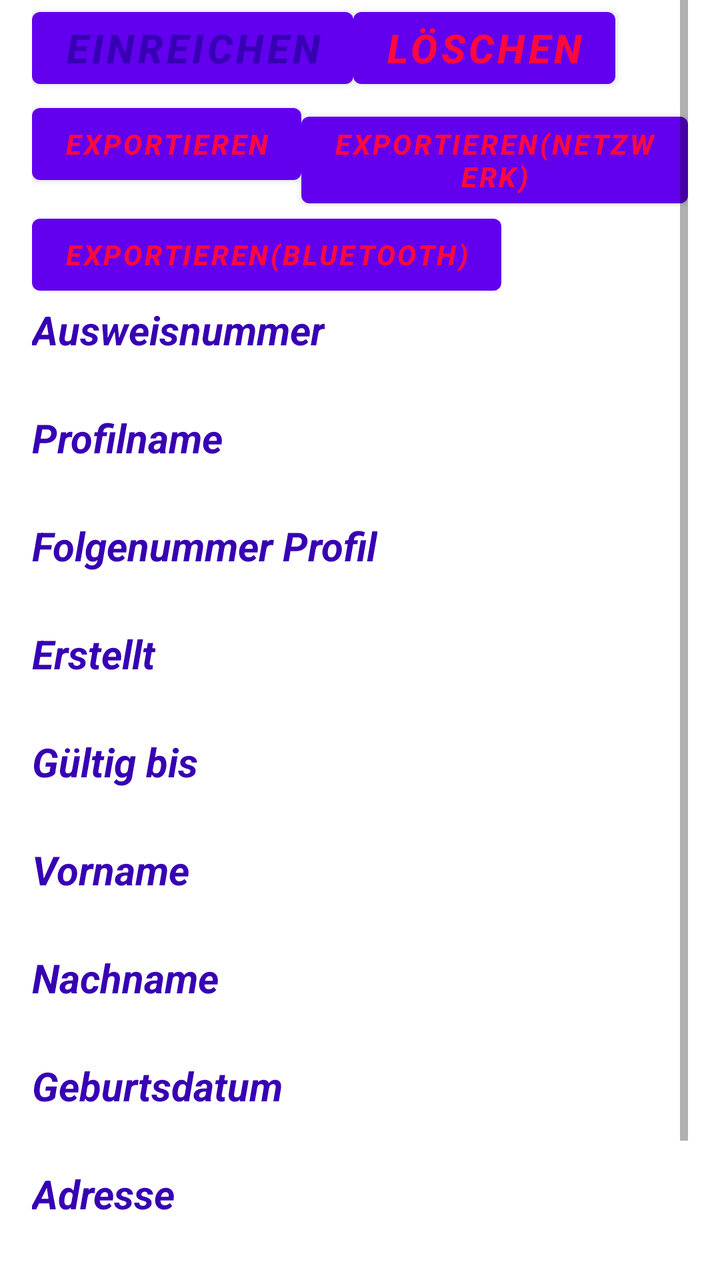
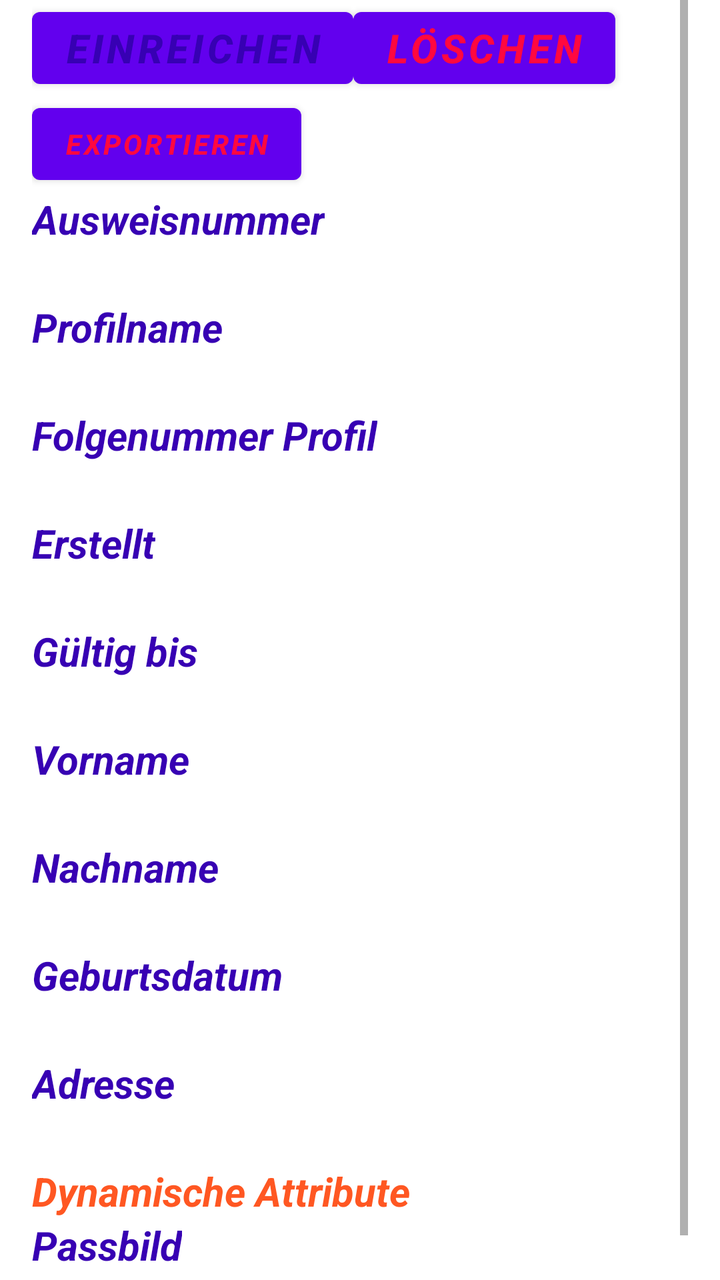

The first picture is an Android layout as it rendered before a commit; the second is the same layout after the commit. The layout source and the unified diff follow.
<!-- AndroidManifest.xml: application theme Theme.PommesfanIdentAndroid -->
<!-- res/layout/activity_personal_iddetails_view.xml -->
<?xml version="1.0" encoding="utf-8"?>
<ScrollView
        xmlns:android="http://schemas.android.com/apk/res/android"
        xmlns:tools="http://schemas.android.com/tools"
        android:id="@+id/personalIDdetailView"
        android:layout_width="match_parent"
        android:layout_height="match_parent"
        android:paddingLeft="16dp"
        android:paddingRight="16dp"
        android:orientation="vertical"
        tools:context=".PersonalIDdetailView">

    <LinearLayout android:layout_width="match_parent"
                  android:layout_height="wrap_content"
                  android:orientation="vertical">
        <LinearLayout
                android:layout_width="match_parent"
                android:layout_height="match_parent"
                android:id="@+id/personal_id_attributes"
                android:orientation="vertical">
            <LinearLayout
                    android:id="@+id/layoutHandInDelete"
                    android:layout_width="match_parent"
                    android:layout_height="match_parent"
                    android:orientation="horizontal">
                <Button
                        android:textSize="20sp"
                        android:layout_width="wrap_content"
                        android:layout_height="wrap_content"
                        android:textColor="@color/purple_700"
                        android:textStyle="bold|italic"
                        android:text="@string/einreichen"
                        android:id="@+id/btnHandIn"/>
                <Button
                        android:textSize="20sp"
                        android:layout_width="wrap_content"
                        android:layout_height="wrap_content"
                        android:textColor="#FF0840"
                        android:textStyle="bold|italic"
                        android:text="@string/l_schen"
                        android:id="@+id/btnDelete"/>
            </LinearLayout>
            <LinearLayout
                    android:id="@+id/layoutExport"
                    android:layout_width="match_parent"
                    android:layout_height="match_parent"
                    android:orientation="horizontal">
                <Button
                        android:textSize="14sp"
                        android:layout_width="wrap_content"
                        android:layout_height="wrap_content"
                        android:textColor="#FF0840"
                        android:textStyle="bold|italic"
                        android:text="@string/exportieren"
                        android:id="@+id/btnExportID"/>
                <Button
                        android:textSize="14sp"
                        android:layout_width="wrap_content"
                        android:layout_height="wrap_content"
                        android:textColor="#FF0840"
                        android:textStyle="bold|italic"
                        android:text="Exportieren(Netzwerk)"
                        android:id="@+id/btnExportIDoverNetwork"/>
            </LinearLayout>
            <Button
                    android:textSize="14sp"
                    android:layout_width="wrap_content"
                    android:layout_height="wrap_content"
                    android:textColor="#FF0840"
                    android:textStyle="bold|italic"
                    android:text="Exportieren(Bluetooth)"
                    android:id="@+id/btnExportIDoverBluetooth"/>
            <TextView
                    android:textSize="20sp"
                    android:layout_width="wrap_content"
                    android:layout_height="wrap_content"
                    android:textColor="@color/purple_700"
                    android:textStyle="bold|italic"
                    android:text="@string/ausweisnummer" />
            <TextView
                    android:textSize="20sp"
                    android:layout_width="wrap_content"
                    android:layout_height="wrap_content"
                    android:id="@+id/fieldIDnumber"/>
            <TextView
                    android:textSize="20sp"
                    android:layout_width="wrap_content"
                    android:layout_height="wrap_content"
                    android:textColor="@color/purple_700"
                    android:textStyle="bold|italic"
                    android:text="@string/profilname" />
            <TextView
                    android:textSize="20sp"
                    android:layout_width="wrap_content"
                    android:layout_height="wrap_content"
                    android:id="@+id/fieldprofileName"/>
            <TextView
                    android:textSize="20sp"
                    android:layout_width="wrap_content"
                    android:layout_height="wrap_content"
                    android:textColor="@color/purple_700"
                    android:textStyle="bold|italic"
                    android:text="@string/folgenummer_profil" />
            <TextView
                    android:textSize="20sp"
                    android:layout_width="wrap_content"
                    android:layout_height="wrap_content"
                    android:id="@+id/profile_sequence_number"/>
            <TextView
                    android:textSize="20sp"
                    android:layout_width="wrap_content"
                    android:layout_height="wrap_content"
                    android:textColor="@color/purple_700"
                    android:textStyle="bold|italic"
                    android:text="@string/erstellt" />
            <TextView
                    android:textSize="20sp"
                    android:layout_width="wrap_content"
                    android:layout_height="wrap_content"
                    android:id="@+id/created"/>
            <TextView
                    android:textSize="20sp"
                    android:layout_width="wrap_content"
                    android:layout_height="wrap_content"
                    android:textColor="@color/purple_700"
                    android:textStyle="bold|italic"
                    android:text="@string/g_ltig_bis" />
            <TextView
                    android:textSize="20sp"
                    android:layout_width="wrap_content"
                    android:layout_height="wrap_content"
                    android:id="@+id/valid_until"/>
            <TextView
                    android:textSize="20sp"
                    android:layout_width="wrap_content"
                    android:layout_height="wrap_content"
                    android:textColor="@color/purple_700"
                    android:textStyle="bold|italic"
                    android:text="@string/vorname" />
            <TextView
                    android:textSize="20sp"
                    android:layout_width="wrap_content"
                    android:layout_height="wrap_content"
                    android:id="@+id/fieldName"/>
            <TextView
                    android:textSize="20sp"
                    android:layout_width="wrap_content"
                    android:layout_height="wrap_content"
                    android:textColor="@color/purple_700"
                    android:textStyle="bold|italic"
                    android:text="@string/nachname" />
            <TextView
                    android:textSize="20sp"
                    android:layout_width="wrap_content"
                    android:layout_height="wrap_content"
                    android:id="@+id/fieldSurname"/>
            <TextView
                    android:textSize="20sp"
                    android:layout_width="wrap_content"
                    android:layout_height="wrap_content"
                    android:textColor="@color/purple_700"
                    android:textStyle="bold|italic"
                    android:text="@string/geburtsdatum" />
            <TextView
                    android:textSize="20sp"
                    android:layout_width="wrap_content"
                    android:layout_height="wrap_content"
                    android:id="@+id/fieldBirthdate"/>
            <TextView
                    android:textSize="20sp"
                    android:layout_width="wrap_content"
                    android:layout_height="wrap_content"
                    android:textColor="@color/purple_700"
                    android:textStyle="bold|italic"
                    android:text="@string/adresse" />
            <TextView
                    android:textSize="20sp"
                    android:layout_width="wrap_content"
                    android:layout_height="wrap_content"
                    android:id="@+id/fieldAdress"/>
            <TextView
                    android:textSize="20sp"
                    android:layout_width="wrap_content"
                    android:layout_height="wrap_content"
                    android:textColor="#FF5722"
                    android:textStyle="bold|italic"
                    android:text="@string/dynamische_attribute"/>

        </LinearLayout>
        <TextView
                android:textSize="20sp"
                android:layout_width="wrap_content"
                android:layout_height="wrap_content"
                android:textColor="@color/purple_700"
                android:textStyle="bold|italic"
                android:text="@string/passbild" />

        <ImageView
                android:layout_width="match_parent"
                android:layout_height="match_parent"
                android:contentDescription=""
                android:id="@+id/viewPersonalImage"/>

        <TextView
                android:textSize="20sp"
                android:layout_width="wrap_content"
                android:layout_height="wrap_content"
                android:textColor="@color/purple_700"
                android:textStyle="bold|italic"
                android:text="@string/h_ndische_unterschrift"/>

        <ImageView
                android:layout_width="match_parent"
                android:layout_height="match_parent"
                android:contentDescription=""
                android:id="@+id/viewHandSignature"/>
    </LinearLayout>
</ScrollView>
<!-- resources referenced by this layout -->
<resources>
  <color name="purple_700">#FF3700B3</color>
  <string name="adresse">Adresse</string>
  <string name="ausweisnummer">Ausweisnummer</string>
  <string name="dynamische_attribute">Dynamische Attribute</string>
  <string name="einreichen">Einreichen</string>
  <string name="erstellt">Erstellt</string>
  <string name="exportieren">Exportieren</string>
  <string name="folgenummer_profil">Folgenummer Profil</string>
  <string name="g_ltig_bis">Gültig bis</string>
  <string name="geburtsdatum">Geburtsdatum</string>
  <string name="h_ndische_unterschrift">Händische Unterschrift</string>
  <string name="l_schen">Löschen</string>
  <string name="nachname">Nachname</string>
  <string name="passbild">Passbild</string>
  <string name="profilname">Profilname</string>
  <string name="vorname">Vorname</string>
  <style name="Theme.PommesfanIdentAndroid" parent="Theme.MaterialComponents.DayNight.NoActionBar">
          
          <item name="colorPrimary">@color/purple_500</item>
          <item name="colorPrimaryVariant">@color/purple_700</item>
          <item name="colorOnPrimary">@color/white</item>
          
          <item name="colorSecondary">@color/teal_200</item>
          <item name="colorSecondaryVariant">@color/teal_700</item>
          <item name="colorOnSecondary">@color/black</item>
          
          <item name="android:statusBarColor">?attr/colorPrimaryVariant</item>
          
      </style>
  <color name="purple_500">#FF6200EE</color>
  <color name="white">#FFFFFFFF</color>
  <color name="teal_200">#FF03DAC5</color>
  <color name="teal_700">#FF018786</color>
  <color name="black">#FF000000</color>
</resources>

<!-- the commit's change to res/layout/activity_personal_iddetails_view.xml (unified diff, before → after) -->
@@ -40,36 +40,14 @@
                         android:text="@string/l_schen"
                         android:id="@+id/btnDelete"/>
             </LinearLayout>
-            <LinearLayout
-                    android:id="@+id/layoutExport"
-                    android:layout_width="match_parent"
-                    android:layout_height="match_parent"
-                    android:orientation="horizontal">
-                <Button
-                        android:textSize="14sp"
-                        android:layout_width="wrap_content"
-                        android:layout_height="wrap_content"
-                        android:textColor="#FF0840"
-                        android:textStyle="bold|italic"
-                        android:text="@string/exportieren"
-                        android:id="@+id/btnExportID"/>
-                <Button
-                        android:textSize="14sp"
-                        android:layout_width="wrap_content"
-                        android:layout_height="wrap_content"
-                        android:textColor="#FF0840"
-                        android:textStyle="bold|italic"
-                        android:text="Exportieren(Netzwerk)"
-                        android:id="@+id/btnExportIDoverNetwork"/>
-            </LinearLayout>
             <Button
                     android:textSize="14sp"
                     android:layout_width="wrap_content"
                     android:layout_height="wrap_content"
                     android:textColor="#FF0840"
                     android:textStyle="bold|italic"
-                    android:text="Exportieren(Bluetooth)"
-                    android:id="@+id/btnExportIDoverBluetooth"/>
+                    android:text="@string/exportieren"
+                    android:id="@+id/btnExportID"/>
             <TextView
                     android:textSize="20sp"
                     android:layout_width="wrap_content"
